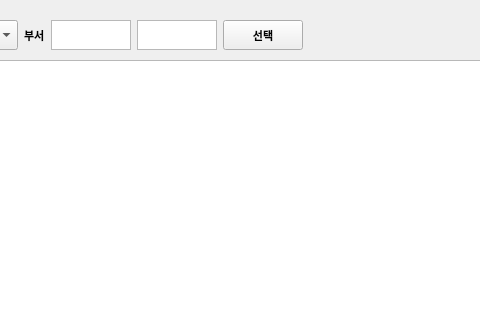
First picture: the form in overtime_v1.2/ui/total_overtime.ui, repository RaineyLee/overtime, before the edit; both pictures show x 241 to 721 and y 0 to 320 of the 1286 by 817 pixel window.
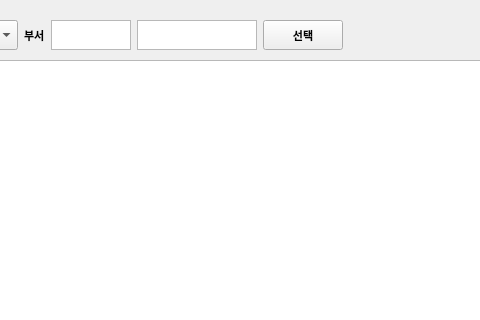
Second picture: the form after the edit.

```diff
--- a/overtime_v1.2/ui/total_overtime.ui
+++ b/overtime_v1.2/ui/total_overtime.ui
@@ -224,7 +224,7 @@
      <widget class="QTextEdit" name="txt_dept_name">
       <property name="maximumSize">
        <size>
-        <width>80</width>
+        <width>120</width>
         <height>30</height>
        </size>
       </property>
```
